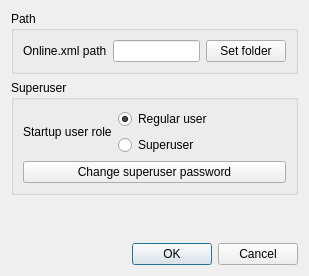
yamedvedya/online_editor, file uis/settings.ui: the form before one commit.
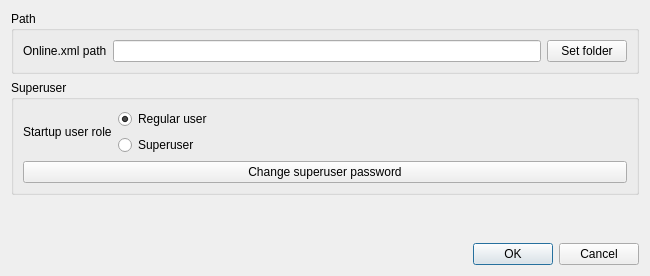
The form after the commit.

Diff of the .ui file:
```diff
--- a/uis/settings.ui
+++ b/uis/settings.ui
@@ -6,10 +6,16 @@
    <rect>
     <x>0</x>
     <y>0</y>
-    <width>309</width>
+    <width>650</width>
     <height>276</height>
    </rect>
   </property>
+  <property name="minimumSize">
+   <size>
+    <width>650</width>
+    <height>0</height>
+   </size>
+  </property>
   <property name="windowTitle">
    <string>Settings</string>
   </property>
```
